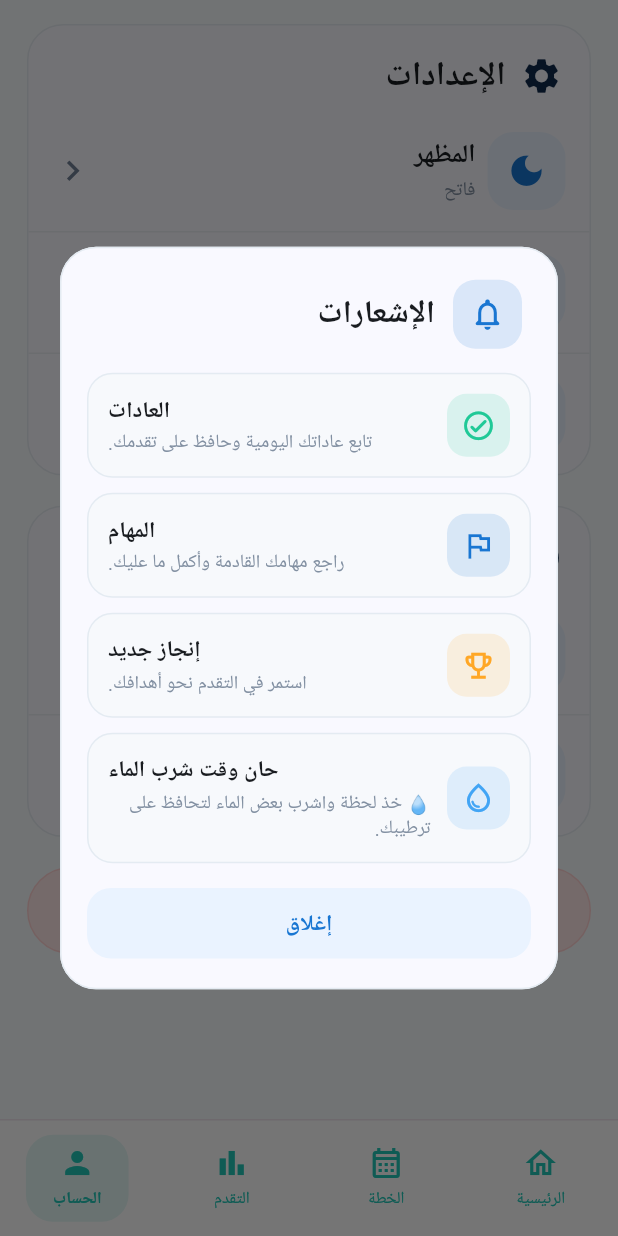
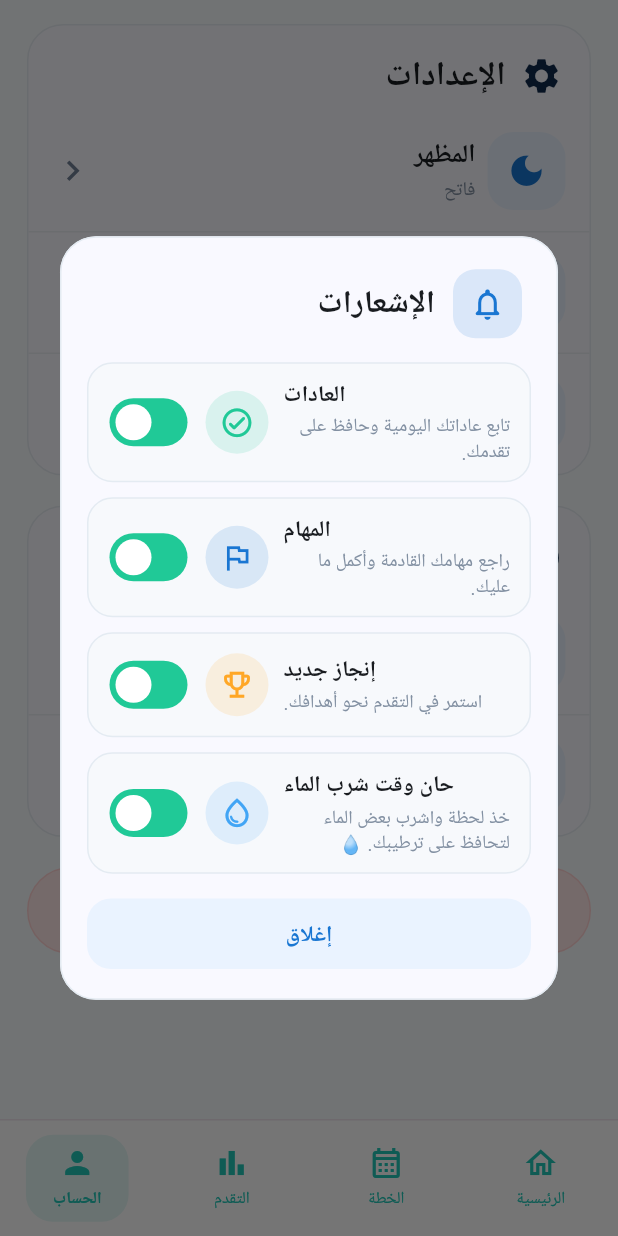
Before and after one commit to hosenovr-ship-it/flumea, a Flutter app: the AccountScreen screen opened directly, scrolled down 280 dp, after a tap on "الإشعارات", on a phone screen of 412 x 824 dp. Run offline on Flutter 3.47's test engine with Material 3 defaults, Android fonts, the phone set to English and light mode, and no system bars; our stand-ins replace font_awesome_flutter, image_picker, shared_preferences, supabase_flutter; accounts and stored records are empty.

Commit message:
Add files via upload

```diff
--- a/lib/account_screen.dart
+++ b/lib/account_screen.dart
@@ -3,6 +3,7 @@ import 'dart:io';
 import 'package:flutter/material.dart';
 import 'package:image_picker/image_picker.dart';
 import 'package:supabase_flutter/supabase_flutter.dart';
+import 'package:shared_preferences/shared_preferences.dart';
 
 import 'bottom_navigation.dart';
 import 'theme_controller.dart';
@@ -27,9 +28,15 @@ class _AccountScreenState extends State<AccountScreen> {
   bool _loading = true;
   bool _uploadingAvatar = false;
 
+  bool _habitNotifications = true;
+  bool _taskNotifications = true;
+  bool _achievementNotifications = true;
+  bool _waterNotifications = true;
+
   @override
   void initState() {
     super.initState();
+    _loadNotificationPreferences();
     _loadProfile();
   }
 
@@ -307,6 +314,24 @@ class _AccountScreenState extends State<AccountScreen> {
     }
   }
 
+  Future<void> _loadNotificationPreferences() async {
+    final prefs = await SharedPreferences.getInstance();
+    if (!mounted) return;
+
+    setState(() {
+      _habitNotifications = prefs.getBool('flumea_notify_habits') ?? true;
+      _taskNotifications = prefs.getBool('flumea_notify_tasks') ?? true;
+      _achievementNotifications =
+          prefs.getBool('flumea_notify_achievements') ?? true;
+      _waterNotifications = prefs.getBool('flumea_notify_water') ?? true;
+    });
+  }
+
+  Future<void> _setNotificationPreference(String key, bool value) async {
+    final prefs = await SharedPreferences.getInstance();
+    await prefs.setBool(key, value);
+  }
+
   Future<void> _showNotifications() async {
     if (!mounted) return;
 
@@ -321,6 +346,8 @@ class _AccountScreenState extends State<AccountScreen> {
     await showDialog<void>(
       context: context,
       builder: (dialogContext) {
+        return StatefulBuilder(
+          builder: (dialogContext, setDialogState) {
             return Directionality(
               textDirection: TextDirection.rtl,
               child: AlertDialog(
@@ -332,6 +359,7 @@ class _AccountScreenState extends State<AccountScreen> {
                 titlePadding: const EdgeInsets.fromLTRB(24, 22, 24, 8),
                 contentPadding: const EdgeInsets.fromLTRB(18, 8, 18, 20),
                 title: Row(
+                  textDirection: TextDirection.rtl,
                   children: [
                     Container(
                       width: 46,
@@ -368,8 +396,16 @@ class _AccountScreenState extends State<AccountScreen> {
                       color: const Color(0xFF20C997),
                       title: 'العادات',
                       message: 'تابع عاداتك اليومية وحافظ على تقدمك.',
+                      enabled: _habitNotifications,
                       primary: primary,
                       secondary: secondary,
+                      onChanged: (value) {
+                        setDialogState(() => _habitNotifications = value);
+                        _setNotificationPreference(
+                          'flumea_notify_habits',
+                          value,
+                        );
+                      },
                     ),
                     const SizedBox(height: 10),
                     _notificationItem(
@@ -377,8 +413,16 @@ class _AccountScreenState extends State<AccountScreen> {
                       color: const Color(0xFF1976D2),
                       title: 'المهام',
                       message: 'راجع مهامك القادمة وأكمل ما عليك.',
+                      enabled: _taskNotifications,
                       primary: primary,
                       secondary: secondary,
+                      onChanged: (value) {
+                        setDialogState(() => _taskNotifications = value);
+                        _setNotificationPreference(
+                          'flumea_notify_tasks',
+                          value,
+                        );
+                      },
                     ),
                     const SizedBox(height: 10),
                     _notificationItem(
@@ -386,17 +430,35 @@ class _AccountScreenState extends State<AccountScreen> {
                       color: const Color(0xFFFFA726),
                       title: 'إنجاز جديد',
                       message: 'استمر في التقدم نحو أهدافك.',
+                      enabled: _achievementNotifications,
                       primary: primary,
                       secondary: secondary,
+                      onChanged: (value) {
+                        setDialogState(
+                          () => _achievementNotifications = value,
+                        );
+                        _setNotificationPreference(
+                          'flumea_notify_achievements',
+                          value,
+                        );
+                      },
                     ),
                     const SizedBox(height: 10),
                     _notificationItem(
                       icon: Icons.water_drop_outlined,
                       color: const Color(0xFF42A5F5),
                       title: 'حان وقت شرب الماء',
-                  message: '💧 خذ لحظة واشرب بعض الماء لتحافظ على ترطيبك.',
+                      message: 'خذ لحظة واشرب بعض الماء لتحافظ على ترطيبك. 💧',
+                      enabled: _waterNotifications,
                       primary: primary,
                       secondary: secondary,
+                      onChanged: (value) {
+                        setDialogState(() => _waterNotifications = value);
+                        _setNotificationPreference(
+                          'flumea_notify_water',
+                          value,
+                        );
+                      },
                     ),
                     const SizedBox(height: 16),
                     SizedBox(
@@ -428,6 +490,8 @@ class _AccountScreenState extends State<AccountScreen> {
             );
           },
         );
+      },
+    );
   }
 
   Widget _notificationItem({
@@ -435,8 +499,10 @@ class _AccountScreenState extends State<AccountScreen> {
     required Color color,
     required String title,
     required String message,
+    required bool enabled,
     required Color primary,
     required Color secondary,
+    required ValueChanged<bool> onChanged,
   }) {
     final isDark = Theme.of(context).brightness == Brightness.dark;
     final background =
@@ -446,7 +512,7 @@ class _AccountScreenState extends State<AccountScreen> {
 
     return Container(
       width: double.infinity,
-      padding: const EdgeInsets.all(13),
+      padding: const EdgeInsets.fromLTRB(10, 10, 13, 10),
       decoration: BoxDecoration(
         color: background,
         borderRadius: BorderRadius.circular(17),
@@ -455,18 +521,9 @@ class _AccountScreenState extends State<AccountScreen> {
       child: Row(
         textDirection: TextDirection.rtl,
         children: [
-          Container(
-            width: 42,
-            height: 42,
-            decoration: BoxDecoration(
-              color: color.withValues(alpha: 0.14),
-              borderRadius: BorderRadius.circular(13),
-            ),
-            child: Icon(icon, color: color, size: 23),
-          ),
-          const SizedBox(width: 11),
           Expanded(
             child: Column(
+              mainAxisSize: MainAxisSize.min,
               crossAxisAlignment: CrossAxisAlignment.end,
               children: [
                 Text(
@@ -490,6 +547,23 @@ class _AccountScreenState extends State<AccountScreen> {
                 ),
               ],
             ),
+          ),
+          const SizedBox(width: 10),
+          Container(
+            width: 42,
+            height: 42,
+            decoration: BoxDecoration(
+              color: color.withValues(alpha: 0.14),
+              shape: BoxShape.circle,
+            ),
+            child: Icon(icon, color: color, size: 23),
+          ),
+          const SizedBox(width: 8),
+          Switch.adaptive(
+            value: enabled,
+            onChanged: onChanged,
+            activeTrackColor: const Color(0xFF20C997),
+            activeThumbColor: Colors.white,
           ),
         ],
       ),
```
Lines whose indentation alone changed are shown as unchanged.
